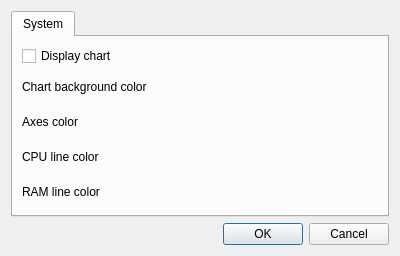
First picture: the form in src/gui/ui/settingswidget.ui, repository pblottiere/snail, before the edit.
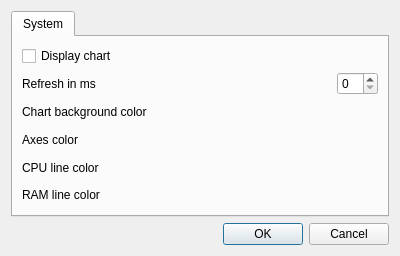
Second picture: the form after the edit.

Commit message: Add RefreshMs setting

```diff
--- a/src/gui/ui/settingswidget.ui
+++ b/src/gui/ui/settingswidget.ui
@@ -31,6 +31,33 @@
          </property>
         </widget>
        </item>
+       <item>
+        <layout class="QHBoxLayout" name="horizontalLayout">
+         <item>
+          <widget class="QLabel" name="label_5">
+           <property name="text">
+            <string>Refresh in ms</string>
+           </property>
+          </widget>
+         </item>
+         <item>
+          <spacer name="horizontalSpacer">
+           <property name="orientation">
+            <enum>Qt::Horizontal</enum>
+           </property>
+           <property name="sizeHint" stdset="0">
+            <size>
+             <width>40</width>
+             <height>20</height>
+            </size>
+           </property>
+          </spacer>
+         </item>
+         <item>
+          <widget class="QSpinBox" name="mRefreshMs"/>
+         </item>
+        </layout>
+       </item>
        <item>
         <layout class="QHBoxLayout" name="mBackgroundLayout">
          <item>
```
The commit also changes 3 other files.
